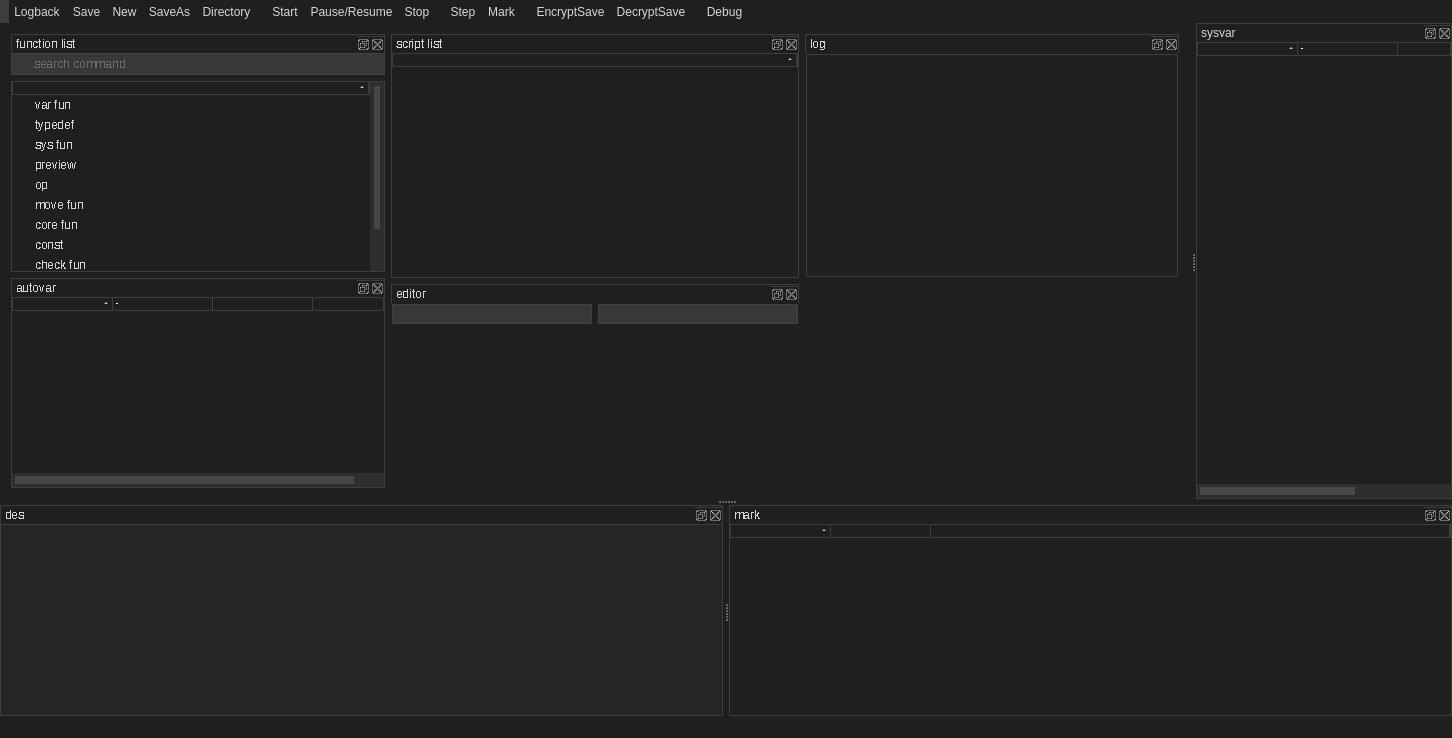
bestkakkoii/SaSH, file SaSH/form/scripteditor.ui: the form before one commit.
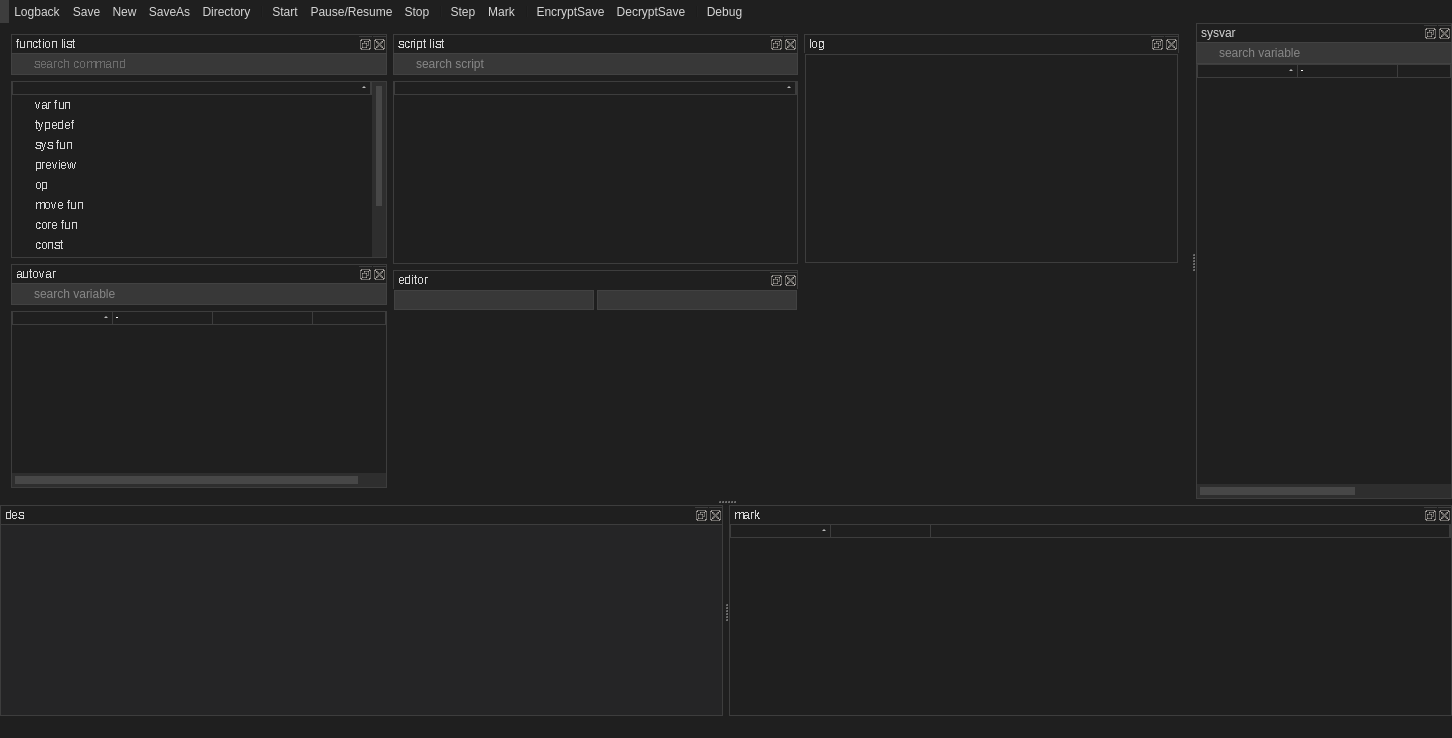
The form after the commit. Icons and pictures are not drawn. Custom widgets are drawn as their Qt base class.

Patch:
```diff
--- a/SaSH/form/scripteditor.ui
+++ b/SaSH/form/scripteditor.ui
@@ -1622,7 +1622,7 @@
         <property name="bottomMargin">
          <number>0</number>
         </property>
-        <item row="0" column="0">
+        <item row="1" column="0">
          <widget class="TreeWidget" name="treeWidget_scriptList">
           <property name="font">
            <font>
@@ -1655,6 +1655,13 @@
           </column>
          </widget>
         </item>
+        <item row="0" column="0">
+         <widget class="QLineEdit" name="lineEdit_searchScript">
+          <property name="placeholderText">
+           <string>search script</string>
+          </property>
+         </widget>
+        </item>
        </layout>
       </widget>
      </widget>
@@ -1692,6 +1699,9 @@
         </sizepolicy>
        </property>
        <layout class="QVBoxLayout" name="verticalLayout">
+        <property name="spacing">
+         <number>3</number>
+        </property>
         <property name="leftMargin">
          <number>1</number>
         </property>
@@ -1706,6 +1716,9 @@
         </property>
         <item>
          <layout class="QHBoxLayout" name="horizontalLayout">
+          <property name="spacing">
+           <number>3</number>
+          </property>
           <item>
            <widget class="ComboBox" name="comboBox_functions">
             <property name="sizePolicy">
@@ -1917,7 +1930,7 @@
         <property name="bottomMargin">
          <number>0</number>
         </property>
-        <item row="0" column="0">
+        <item row="1" column="0">
          <widget class="TreeWidget" name="treeWidget_debuger_custom">
           <property name="font">
            <font>
@@ -1959,6 +1972,13 @@
           </column>
          </widget>
         </item>
+        <item row="0" column="0">
+         <widget class="QLineEdit" name="lineEdit_searchVariable">
+          <property name="placeholderText">
+           <string>search variable</string>
+          </property>
+         </widget>
+        </item>
        </layout>
       </widget>
      </widget>
@@ -2168,7 +2188,7 @@
      <property name="spacing">
       <number>0</number>
      </property>
-     <item row="0" column="0">
+     <item row="1" column="0">
       <widget class="TreeWidget" name="treeWidget_debuger_sys">
        <property name="font">
         <font>
@@ -2210,6 +2230,13 @@
        </column>
       </widget>
      </item>
+     <item row="0" column="0">
+      <widget class="QLineEdit" name="lineEdit_searchSystemVariable">
+       <property name="placeholderText">
+        <string>search variable</string>
+       </property>
+      </widget>
+     </item>
     </layout>
    </widget>
   </widget>
```
